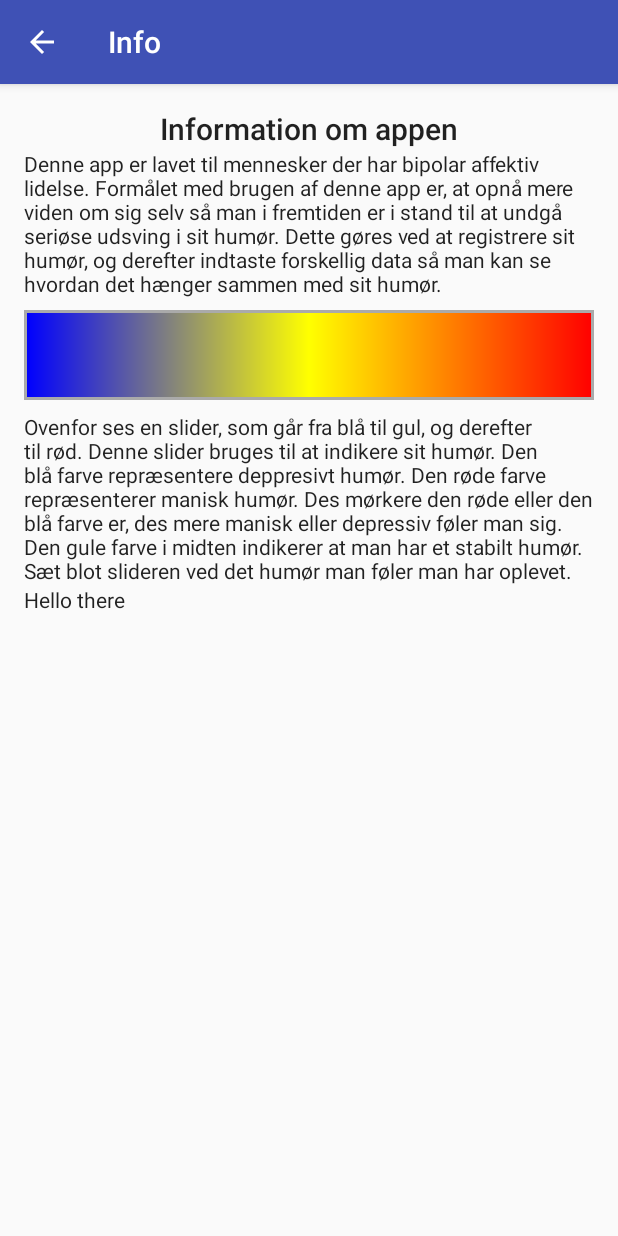
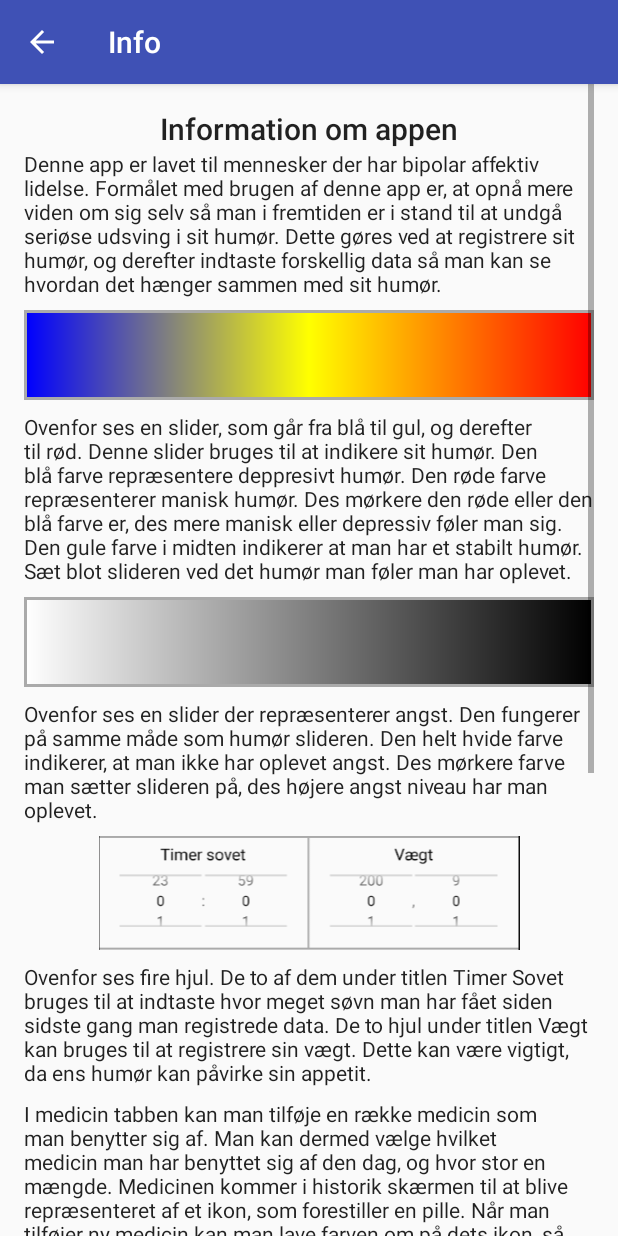
Before and after one commit to mathiassand/P2, an Android app: the InfoActivity screen opened directly, with no data from a screen before it, on a phone screen of 412 x 824 dp. Run offline under Robolectric (Android 15) with nearby library versions, the phone set to English and light mode, and no system bars.

Commit message:
Mere tekst og billeder til info

```diff
--- a/MoodPrototype/app/src/main/res/layout/activity_info.xml
+++ b/MoodPrototype/app/src/main/res/layout/activity_info.xml
@@ -1,21 +1,19 @@
 <?xml version="1.0" encoding="utf-8"?>
 
-<ScrollView android:layout_width="match_parent"
-    android:layout_height="match_parent"
-    xmlns:android="http://schemas.android.com/apk/res/android"
+<ScrollView xmlns:android="http://schemas.android.com/apk/res/android"
     xmlns:app="http://schemas.android.com/apk/res-auto"
     xmlns:tools="http://schemas.android.com/tools"
+    android:layout_width="match_parent"
+    android:layout_height="match_parent"
+    android:layout_marginEnd="16dp"
+    android:layout_marginLeft="16dp"
     android:layout_marginRight="16dp"
-    android:layout_marginLeft="16dp"
-    android:layout_marginStart="16dp"
-    android:layout_marginEnd="16dp">
+    android:layout_marginStart="16dp">
 
     <LinearLayout
         android:layout_width="match_parent"
         android:layout_height="wrap_content"
         android:orientation="vertical">
-
-
 
         <TextView
             android:id="@+id/textView2"
@@ -30,31 +28,107 @@
             android:id="@+id/textView3"
             android:layout_width="match_parent"
             android:layout_height="wrap_content"
-        android:text="Denne app er lavet til mennesker der har bipolar affektiv lidelse. Formålet med brugen af denne app er, at opnå mere viden om sig selv så man i fremtiden er i stand til at undgå seriøse udsving i sit humør. Dette gøres ved at registrere sit humør, og derefter indtaste forskellig data så man kan se hvordan det hænger sammen med sit humør. "
+            android:text="@string/info_intro"
             android:textAppearance="@style/TextAppearance.AppCompat" />
 
         <ImageView
             android:id="@+id/imageView"
             android:layout_width="match_parent"
             android:layout_height="60dp"
-        app:srcCompat="@drawable/mood_slider_gradient"
+            android:layout_marginBottom="8dp"
             android:layout_marginTop="8dp"
-        android:layout_marginBottom="8dp"/>
+            app:srcCompat="@drawable/mood_slider_gradient" />
 
         <TextView
             android:id="@+id/textView"
             android:layout_width="match_parent"
             android:layout_height="wrap_content"
-        android:text="Ovenfor ses en slider, som går fra blå til gul, og derefter til rød. Denne slider bruges til at indikere sit humør. Den blå farve repræsentere deppresivt humør. Den røde farve repræsenterer manisk humør. Des mørkere den røde eller den blå farve er, des mere manisk eller depressiv føler man sig. Den gule farve i midten indikerer at man har et stabilt humør. Sæt blot slideren ved det humør man føler man har oplevet."
+            android:text="@string/info_slider"
+            android:layout_marginBottom="8dp"
             android:textAppearance="@style/TextAppearance.AppCompat" />
+
+        <ImageView
+            android:id="@+id/imageView2"
+            android:layout_width="match_parent"
+            android:layout_height="60dp"
+            android:layout_marginBottom="8dp"
+            app:srcCompat="@drawable/anxiety_slider_gradient" />
+
 
         <TextView
             android:id="@+id/textView4"
             android:layout_width="match_parent"
             android:layout_height="wrap_content"
-        android:text="Hello there"
+            android:text="@string/info_anxslider"
+            android:layout_marginBottom="8dp"
             android:textAppearance="@style/TextAppearance.AppCompat" />
 
 
+        <ImageView
+            android:id="@+id/imageView5"
+            android:layout_width="match_parent"
+            android:layout_height="wrap_content"
+            android:layout_marginBottom="8dp"
+            app:srcCompat="@drawable/sleep_and_weight" />
+
+        <TextView
+            android:id="@+id/textView5"
+            android:layout_width="match_parent"
+            android:layout_height="wrap_content"
+            android:text="@string/info_sleep"
+            android:layout_marginBottom="8dp"
+            android:textAppearance="@style/TextAppearance.AppCompat" />
+
+
+        <TextView
+            android:id="@+id/textView6"
+            android:layout_width="match_parent"
+            android:layout_height="wrap_content"
+            android:text="@string/info_medicine"
+            android:layout_marginBottom="8dp"
+            android:textAppearance="@style/TextAppearance.AppCompat" />
+
+
+        <TextView
+            android:id="@+id/textView7"
+            android:layout_width="match_parent"
+            android:layout_height="wrap_content"
+            android:text="@string/info_event"
+            android:layout_marginBottom="8dp"
+            android:textAppearance="@style/TextAppearance.AppCompat" />
+
+
+        <TextView
+            android:id="@+id/textView8"
+            android:layout_width="match_parent"
+            android:layout_height="wrap_content"
+            android:text="@string/info_note"
+            android:layout_marginBottom="8dp"
+            android:textAppearance="@style/TextAppearance.AppCompat" />
+
+
+        <ImageView
+            android:id="@+id/imageView4"
+            android:layout_width="match_parent"
+            android:layout_height="wrap_content"
+            android:layout_marginBottom="8dp"
+            app:srcCompat="@drawable/registrer" />
+
+        <TextView
+            android:id="@+id/textView9"
+            android:layout_width="match_parent"
+            android:layout_height="wrap_content"
+            android:text="@string/info_registrer"
+            android:layout_marginBottom="8dp"
+            android:textAppearance="@style/TextAppearance.AppCompat" />
+
+
+        <TextView
+            android:id="@+id/textView10"
+            android:layout_width="match_parent"
+            android:layout_height="wrap_content"
+            android:text="@string/info_visualisering"
+            android:layout_marginBottom="8dp"
+            android:textAppearance="@style/TextAppearance.AppCompat" />
     </LinearLayout>
 </ScrollView>
--- a/MoodPrototype/app/src/main/res/values/strings.xml
+++ b/MoodPrototype/app/src/main/res/values/strings.xml
@@ -83,4 +83,42 @@
     <string name="pref_ringtone_silent">Silent</string>
 
     <string name="pref_title_vibrate">Vibrate</string>
+
+    <string name="info_intro">Denne app er lavet til mennesker der har bipolar affektiv lidelse.
+        Formålet med brugen af denne app er, at opnå mere viden om sig selv så man i fremtiden er i
+        stand til at undgå seriøse udsving i sit humør. Dette gøres ved at registrere sit humør, og
+        derefter indtaste forskellig data så man kan se hvordan det hænger sammen med sit humør.</string>
+    <string name="info_slider">Ovenfor ses en slider, som går fra blå til gul, og derefter til rød.
+        Denne slider bruges til at indikere sit humør. Den blå farve repræsentere deppresivt humør.
+        Den røde farve repræsenterer manisk humør. Des mørkere den røde eller den blå farve er, des
+        mere manisk eller depressiv føler man sig. Den gule farve i midten indikerer at man har et
+        stabilt humør. Sæt blot slideren ved det humør man føler man har oplevet.</string>
+    <string name="info_anxslider">Ovenfor ses en slider der repræsenterer angst. Den fungerer på samme
+    måde som humør slideren. Den helt hvide farve indikerer, at man ikke har oplevet angst. Des mørkere
+    farve man sætter slideren på, des højere angst niveau har man oplevet.</string>
+    <string name="info_sleep">Ovenfor ses fire hjul. De to af dem under titlen Timer Sovet
+        bruges til at indtaste hvor meget søvn man har fået siden sidste gang man registrede data.
+        De to hjul under titlen Vægt kan bruges til at registrere sin vægt. Dette kan være vigtigt,
+        da ens humør kan påvirke sin appetit.</string>
+    <string name="info_medicine">I medicin tabben kan man tilføje en række medicin som man benytter sig af.
+    Man kan dermed vælge hvilket medicin man har benyttet sig af den dag, og hvor stor en mængde.
+    Medicinen kommer i historik skærmen til at blive repræsenteret af et ikon, som forestiller en pille.
+    Når man tilføjer ny medicin kan man lave farven om på dets ikon, så man i historikken kan identificerer
+    hvilket medicin man havde registreret.</string>
+    <string name="info_event">Ligesom med medicin, kan man tilføje det vi kalder begivenheder. Begivenheder
+    kan være lige hvad du som bruger har lyst til at registrere, som du mener kan have effekt på dit humør.
+    Det kunne f.eks. være en familiefest, en gåtur, eller en sygedag. I historik skærmen kan man dermed se
+    hvordan disse begivenheder påvirker sit humør.</string>
+    <string name="info_note">I note feltet kan man skrive hvad end man har lyst til, som man mener man
+    kan få gavn af at kigge tilbage på i fremtiden. Her kan man f.eks. beskrive sin dag i detaljer, så
+    man i fremtiden ved nøjagtig hvorfor man har registreret det data man gjorde.</string>
+    <string name="info_registrer">Når du har indtastet al den data du har lyst til, kan du trykke på
+    registrer knappen for at gemme det. Derefter vil man kunne se dataen i historik skærmen.</string>
+    <string name="info_visualisering">I historik skærmen kan man se en visualisering af al den data
+    man har indtastet og gemt, inddelt efter dato. Baggrundsfarverne symboliserer det humør der er
+    blevet registreret. Oven i farvernen kan man se ikonerne på det medicin og begivenheder der blev
+    registreret sammen med humører. Man kan se hvilken begivnhed og hvilket medicin der blev registreret
+    ved brug af farverne på ikonerne. Registreret søvn og vægt vises i bunden af skærmen. Angst bliver
+    vist med sorte og hvide farver lige under humør blokken.</string>
+
 </resources>
```
Also changed, not shown: MoodPrototype/app/src/main/res/drawable-hdpi/registrer.png (added), MoodPrototype/app/src/main/res/drawable-hdpi/sleep_and_weight.png (added). Lines whose indentation alone changed are shown as unchanged.
